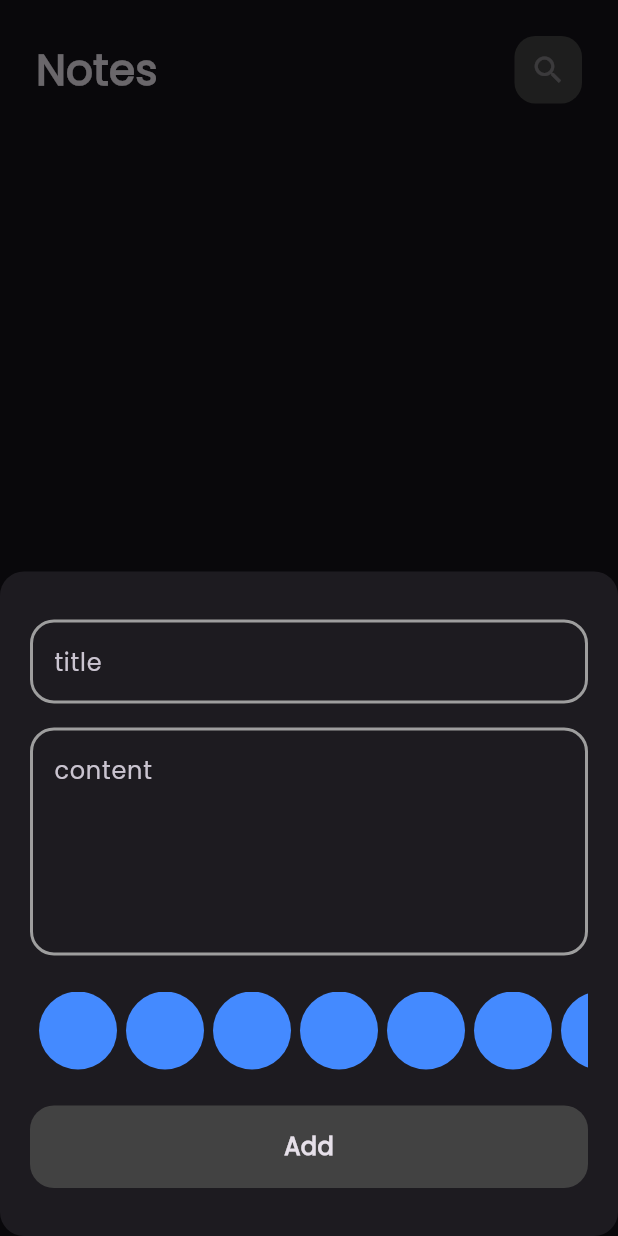
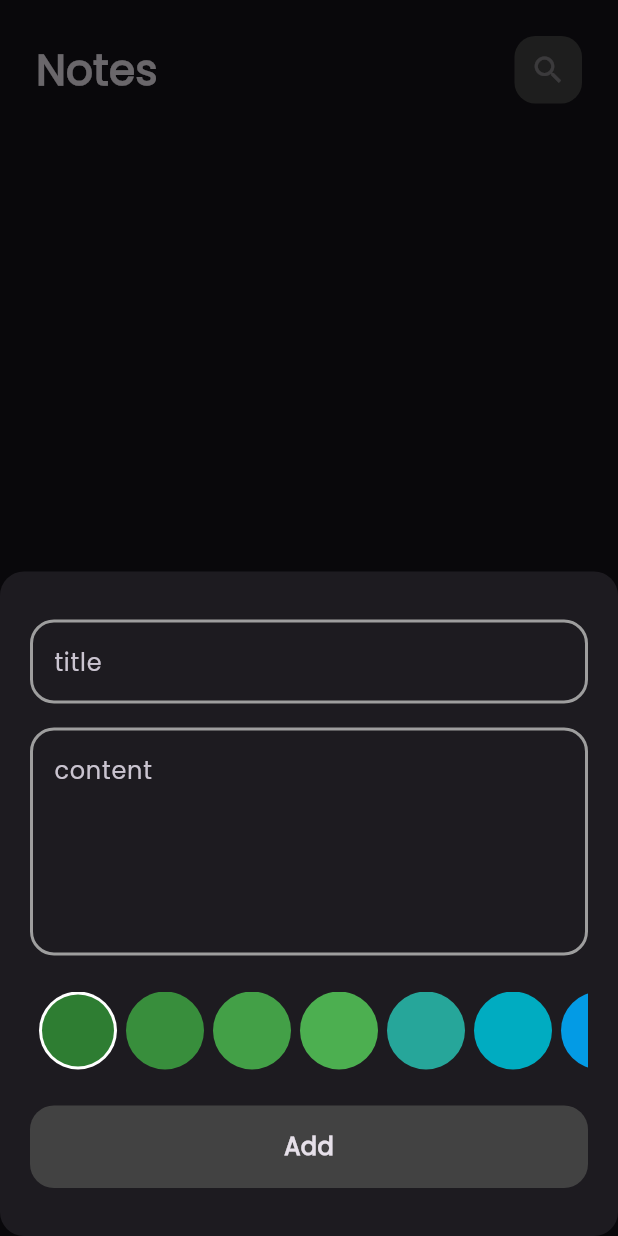
Before and after one commit to NOUR-MOWAFEY/notes_app, a Flutter app: the screen it shows after launch, after a tap on the "add" icon, on a phone screen of 412 x 824 dp. Run offline on Flutter 3.47's test engine with Material 3 defaults, Android fonts, the phone set to English and light mode, and no system bars; our stand-ins replace bloc, flutter_bloc, font_awesome_flutter, hive, hive_flutter; accounts and stored records are empty.

Commit message:
create edit note colors list view

```diff
--- a/lib/constants/constants.dart
+++ b/lib/constants/constants.dart
@@ -1 +1,20 @@
+import 'package:flutter/material.dart';
+
 const kNotesBox = 'notes_box';
+List<Color> kColors = const [
+  Color(0xFF2E7D32), // Deep Green
+  Color(0xFF388E3C),
+  Color(0xFF43A047),
+  Color(0xFF4CAF50),
+  Color(0xFF26A69A), // Teal
+  Color(0xFF00ACC1),
+  Color(0xFF039BE5), // Blue
+  Color(0xFF1E88E5),
+  Color(0xFF5E35B1), // Purple-ish (transition)
+  Color(0xFF8E24AA),
+  Color(0xFF7B1FA2), // Richer Purple-Red
+  Color(0xFF6A1B9A),
+  Color(0xFF4A148C), // Dark Purple-Red
+  Color(0xFF880E4F), // Deep Burgundy Red
+  Color(0xFF6D0F3E), // Muted Dark Red
+];
--- a/lib/cubits/add_note_cubit/add_note_cubit.dart
+++ b/lib/cubits/add_note_cubit/add_note_cubit.dart
@@ -1,6 +1,6 @@
 import 'package:bloc/bloc.dart';
+import 'package:flutter/material.dart';
 import 'package:hive_flutter/hive_flutter.dart';
-import 'package:meta/meta.dart';
 import 'package:notes_app/constants/constants.dart';
 import 'package:notes_app/models/note_model.dart';
 
@@ -9,13 +9,16 @@ part 'add_note_state.dart';
 class AddNoteCubit extends Cubit<AddNoteState> {
   AddNoteCubit() : super(AddNoteInitial());
 
+  Color color = const Color(0xFF2E7D32);
+
   addNote(NoteModel note) async {
+    note.color = color.toARGB32();
     emit(AddNoteLoading());
 
     try {
       var noteBox = Hive.box<NoteModel>(kNotesBox);
       emit(AddNoteSuccess());
-    await  noteBox.add(note);
+      await noteBox.add(note);
     } catch (e) {
       emit(AddNoteFaliure(errMessage: e.toString()));
     }
--- a/lib/views/notes_view.dart
+++ b/lib/views/notes_view.dart
@@ -1,6 +1,4 @@
 import 'package:flutter/material.dart';
-import 'package:flutter_bloc/flutter_bloc.dart';
-import 'package:notes_app/cubits/notes_cubit/notes_cubit.dart';
 import 'package:notes_app/widgets/add_note_bottom_sheet.dart';
 import 'package:notes_app/widgets/notes_view_body.dart';
 
--- a/lib/widgets/colors_list_view.dart
+++ b/lib/widgets/colors_list_view.dart
@@ -1,20 +1,38 @@
-
 import 'package:flutter/material.dart';
+import 'package:flutter_bloc/flutter_bloc.dart';
+import 'package:notes_app/constants/constants.dart';
+import 'package:notes_app/cubits/add_note_cubit/add_note_cubit.dart';
 
 class ColorItem extends StatelessWidget {
-  const ColorItem({super.key});
+  const ColorItem({super.key, required this.isActive, required this.color});
+  final bool isActive;
+  final Color color;
 
   @override
   Widget build(BuildContext context) {
     return Padding(
       padding: const EdgeInsets.only(left: 6),
-      child: CircleAvatar(radius: 26, backgroundColor: Colors.blueAccent),
+      child: isActive
+          ? CircleAvatar(
+              radius: 26,
+              backgroundColor: Colors.white,
+              child: CircleAvatar(radius: 24, backgroundColor: color),
+            )
+          : CircleAvatar(radius: 26, backgroundColor: color),
     );
   }
 }
 
-class ColorListView extends StatelessWidget {
+class ColorListView extends StatefulWidget {
   const ColorListView({super.key});
+
+  @override
+  State<ColorListView> createState() => _ColorListViewState();
+}
+
+class _ColorListViewState extends State<ColorListView> {
+  int currentIndex = 0;
+
 
   @override
   Widget build(BuildContext context) {
@@ -22,9 +40,20 @@ class ColorListView extends StatelessWidget {
       height: 26 * 2,
       child: ListView.builder(
         scrollDirection: Axis.horizontal,
-        itemCount: 10,
+        itemCount: kColors.length,
         itemBuilder: (context, index) {
-          return ColorItem();
+          return GestureDetector(
+            onTap: () {
+              BlocProvider.of<AddNoteCubit>(context).color = kColors[index];
+              setState(() {
+                currentIndex = index;
+              });
+            },
+            child: ColorItem(
+              isActive: index == currentIndex,
+              color: kColors[index],
+            ),
+          );
         },
       ),
     );
--- a/lib/widgets/edit_note_view_body.dart
+++ b/lib/widgets/edit_note_view_body.dart
@@ -4,6 +4,7 @@ import 'package:notes_app/cubits/notes_cubit/notes_cubit.dart';
 import 'package:notes_app/models/note_model.dart';
 import 'package:notes_app/widgets/custom_app_bar.dart';
 import 'package:notes_app/widgets/custom_text_field.dart';
+import 'package:notes_app/widgets/edit_note_colors_list_view.dart';
 
 class EditNoteViewBody extends StatefulWidget {
   const EditNoteViewBody({super.key, required this.note});
@@ -50,6 +51,8 @@ class _EditNoteViewBodyState extends State<EditNoteViewBody> {
                   content = value;
                 },
               ),
+              SizedBox(height: 16),
+              EditNoteColorsList(note: widget.note),
             ],
           ),
         ),
```
Also changed, not shown: lib/widgets/edit_note_colors_list_view.dart (added, +47 -0 lines).
